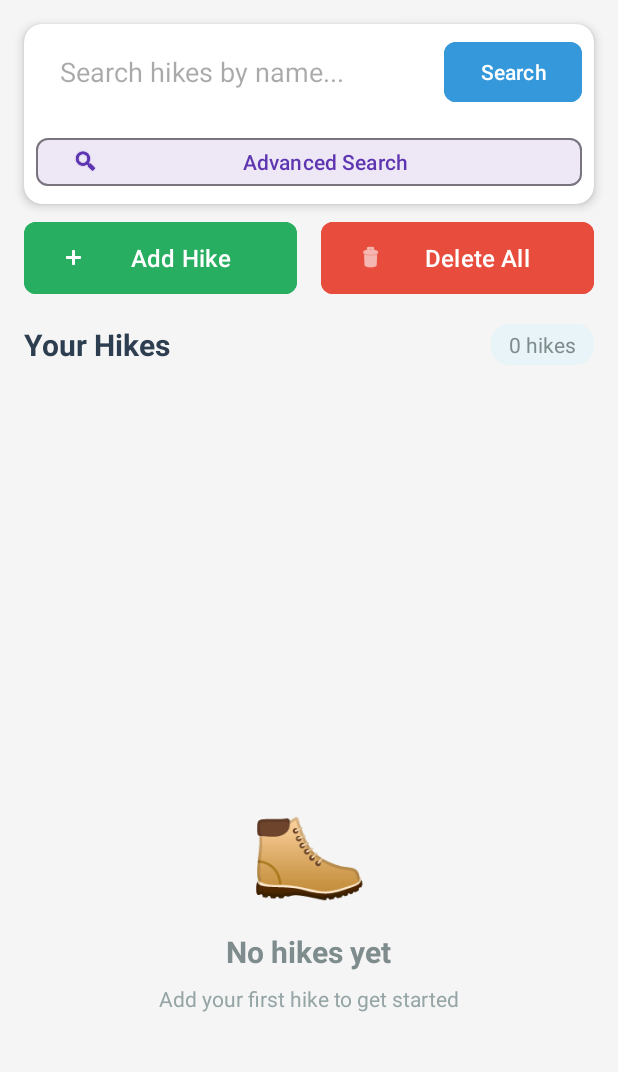
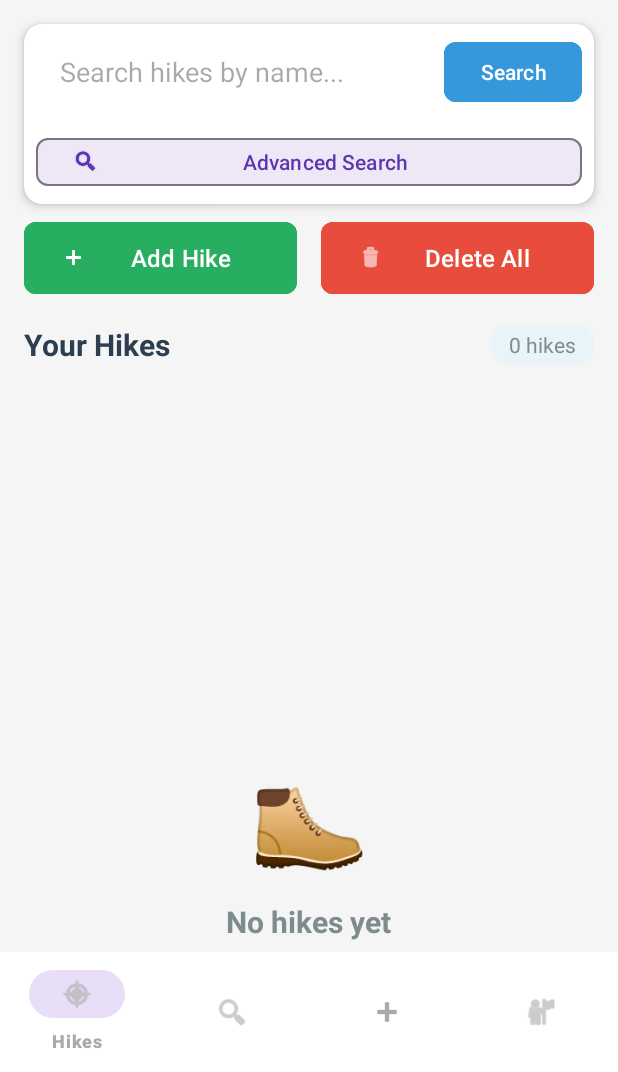
Before and after one commit to ducngg411/m-hike, an Android app: the screen it shows after launch (MainActivity), on a phone screen of 412 x 824 dp, the part 164-1236 px from its top. Run offline under Robolectric (Android 15) with nearby library versions, the phone set to English and light mode, and no system bars.

Commit message:
add bottom navigation and update layout references in MainActivity

```diff
--- a/app/build.gradle.kts
+++ b/app/build.gradle.kts
@@ -41,6 +41,9 @@ dependencies {
     testImplementation(libs.junit)
     androidTestImplementation(libs.ext.junit)
     androidTestImplementation(libs.espresso.core)
+    implementation("com.google.android.material:material:1.13.0")
     implementation("androidx.cardview:cardview:1.0.0")
     implementation("androidx.recyclerview:recyclerview:1.3.2")
+    implementation("androidx.navigation:navigation-fragment:2.7.7")
+    implementation("androidx.navigation:navigation-ui:2.7.7")
 }
--- a/app/src/main/java/com/example/m_hike/activities/MainActivity.java
+++ b/app/src/main/java/com/example/m_hike/activities/MainActivity.java
@@ -20,6 +20,8 @@ import com.example.m_hike.adapters.HikeAdapter;
 import com.example.m_hike.database.DatabaseHelper;
 import com.example.m_hike.models.Hike;
 import com.example.m_hike.R;
+import com.google.android.material.bottomnavigation.BottomNavigationView;
+
 import java.util.ArrayList;
 import java.util.List;
 
@@ -32,6 +34,8 @@ public class MainActivity extends AppCompatActivity implements HikeAdapter.OnHik
     private Button btnSearch, btnAddHike, btnDeleteAll;
     private Button btnAdvancedSearch;
     private TextView tvHikeCount;
+    private BottomNavigationView bottomNavigationView;
+
 
     // Data
     private DatabaseHelper dbHelper;
@@ -55,6 +59,9 @@ public class MainActivity extends AppCompatActivity implements HikeAdapter.OnHik
         // Setup button listeners
         setupButtonListeners();
 
+        // Setup Bottom Navigation
+        setupBottomNavigation();
+
         // Load hikes from database
         loadHikes();
     }
@@ -71,6 +78,7 @@ public class MainActivity extends AppCompatActivity implements HikeAdapter.OnHik
         btnAddHike = findViewById(R.id.btnAddHike);
         btnDeleteAll = findViewById(R.id.btnDeleteAll);
         tvHikeCount = findViewById(R.id.tvHikeCount);
+        bottomNavigationView = findViewById(R.id.bottomNavigationView);
     }
 
 
@@ -106,9 +114,37 @@ public class MainActivity extends AppCompatActivity implements HikeAdapter.OnHik
 
         // Delete All button
         btnDeleteAll.setOnClickListener(v -> showDeleteAllConfirmation());
+    }
 
-        recyclerViewHikes.setOnClickListener(v -> {
-            v.getId();
+    // Setup Bottom Navigation
+    private void setupBottomNavigation() {
+        // Select default item
+        bottomNavigationView.setSelectedItemId(R.id.nav_hikes);
+
+        // Handle navigation item selection
+        bottomNavigationView.setOnItemSelectedListener(item -> {
+            int itemId = item.getItemId();
+
+            if (itemId == R.id.nav_hikes) {
+                // Already on Hikes screen
+                return true;
+            } else if (itemId == R.id.nav_search) {
+                // Open Advanced Search
+                Intent intent = new Intent(MainActivity.this, AdvancedSearchActivity.class);
+                startActivity(intent);
+                return true;
+            } else if (itemId == R.id.nav_add) {
+                // Open Add Hike
+                Intent intent = new Intent(MainActivity.this, AddHikeActivity.class);
+                startActivity(intent);
+                return true;
+            } else if (itemId == R.id.nav_profile) {
+                // TODO: Tạo ProfileActivity sau
+                Toast.makeText(this, "Profile - Coming soon!", Toast.LENGTH_SHORT).show();
+                return true;
+            }
+
+            return false;
         });
     }
 
--- /dev/null
+++ b/app/src/main/res/color/bottom_nav_color.xml
@@ -0,0 +1,5 @@
+<?xml version="1.0" encoding="utf-8"?>
+<selector xmlns:android="http://schemas.android.com/apk/res/android">
+    <item android:color="#3498DB" android:state_checked="true"/>
+    <item android:color="#95A5A6"/>
+</selector>
--- a/app/src/main/res/layout/activity_main.xml
+++ b/app/src/main/res/layout/activity_main.xml
@@ -188,7 +188,7 @@
         android:clipToPadding="false"
         android:paddingBottom="8dp"
         app:layout_constraintTop_toBottomOf="@id/listHeader"
-        app:layout_constraintBottom_toBottomOf="parent"
+        app:layout_constraintBottom_toTopOf="@id/bottomNavigationView"
         app:layout_constraintStart_toStartOf="parent"
         app:layout_constraintEnd_toEndOf="parent"/>
 
@@ -229,4 +229,17 @@
             android:textColor="#95A5A6"/>
     </LinearLayout>
 
+    <!-- Bottom Navigation -->
+    <com.google.android.material.bottomnavigation.BottomNavigationView
+        android:id="@+id/bottomNavigationView"
+        android:layout_width="0dp"
+        android:layout_height="wrap_content"
+        android:background="#FFFFFF"
+        app:menu="@menu/bottom_nav_menu"
+        app:itemIconTint="@android:color/darker_gray"
+        app:itemTextColor="@android:color/darker_gray"
+        app:layout_constraintBottom_toBottomOf="parent"
+        app:layout_constraintStart_toStartOf="parent"
+        app:layout_constraintEnd_toEndOf="parent"/>
+
 </androidx.constraintlayout.widget.ConstraintLayout>
--- a/app/src/main/res/layout/activity_observation_list.xml
+++ b/app/src/main/res/layout/activity_observation_list.xml
@@ -25,7 +25,6 @@
             android:layout_alignParentTop="true"
             android:background="?attr/selectableItemBackgroundBorderless"
             android:src="@android:drawable/ic_menu_revert"
-            android:tint="#FFFFFF"
             android:contentDescription="Back"/>
 
         <!-- Content -->
--- /dev/null
+++ b/app/src/main/res/menu/bottom_nav_menu.xml
@@ -0,0 +1,22 @@
+<?xml version="1.0" encoding="utf-8"?>
+<menu xmlns:android="http://schemas.android.com/apk/res/android">
+    <item
+        android:id="@+id/nav_hikes"
+        android:icon="@android:drawable/ic_menu_compass"
+        android:title="Hikes" />
+
+    <item
+        android:id="@+id/nav_search"
+        android:icon="@android:drawable/ic_menu_search"
+        android:title="Search" />
+
+    <item
+        android:id="@+id/nav_add"
+        android:icon="@android:drawable/ic_input_add"
+        android:title="Add" />
+
+    <item
+        android:id="@+id/nav_profile"
+        android:icon="@android:drawable/ic_menu_myplaces"
+        android:title="Profile" />
+</menu>
```
Also changed, not shown: app/src/main/res/layout/list_hike.xml (+39 -5 lines).
